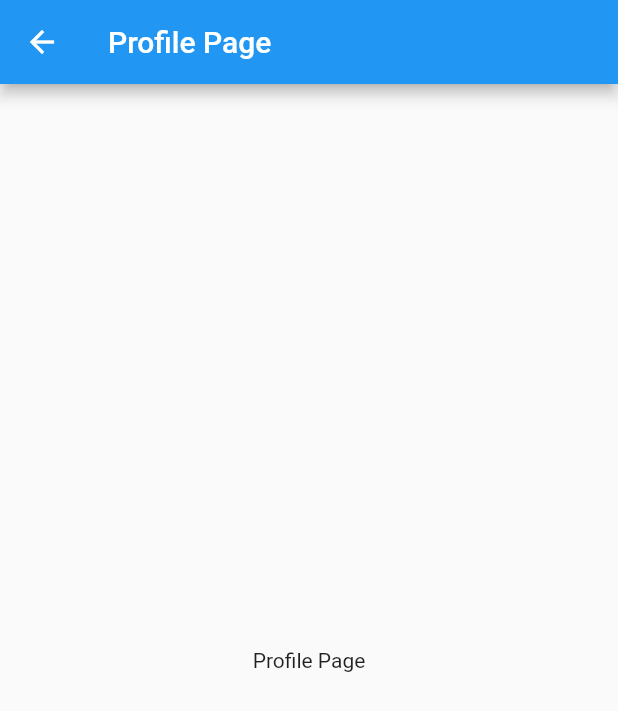
After one commit to diogosequeira94/bell-security-mvp, a Flutter app: the ProfilePage screen opened directly, on a phone screen of 412 x 824 dp. The commit adds this screen. Shown: the top 711 px of the screen. Run offline on Flutter 3.47's test engine with Material 2 defaults, Android fonts, the phone set to English and light mode, and no system bars; our stand-ins replace bloc, equatable, flutter_bloc, google_fonts.

Commit message:
profile page

```diff
--- /dev/null
+++ b/lib/profile/profile_page.dart
@@ -0,0 +1,17 @@
+import 'package:flutter/material.dart';
+
+class ProfilePage extends StatelessWidget {
+  const ProfilePage({Key? key}) : super(key: key);
+
+  @override
+  Widget build(BuildContext context) {
+    return Scaffold(
+      appBar: AppBar(
+        title: Text('Profile Page'),
+      ),
+      body: Center(
+        child: Text('Profile Page'),
+      ),
+    );
+  }
+}
```
Also changed, not shown: lib/bottom_navigation_bar/widgets/bottom_nav_bar_widget.dart (+3 -9 lines).
